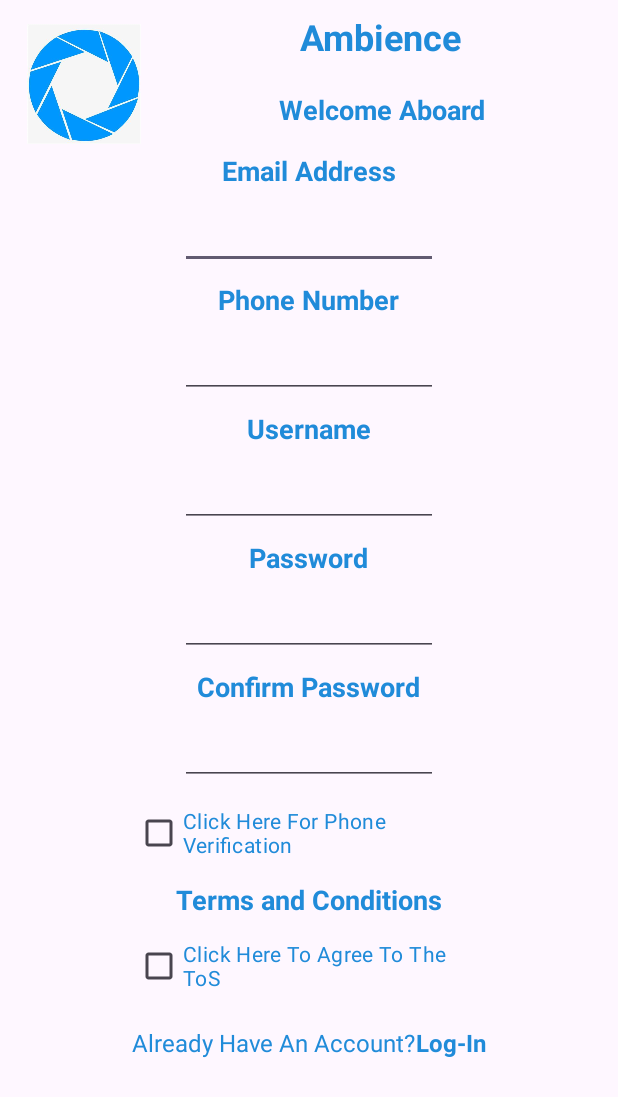
After one commit to AlexD136/Ambience, an Android app: the SignUpActivity screen opened directly, with no data from a screen before it, on a phone screen of 412 x 824 dp. The commit adds this screen. Shown: the top 1097 px of the screen. Run offline under Robolectric (Android 15) with nearby library versions, the light colour scheme and no system bars.

Commit message:
Sign Up page created

```diff
--- a/app/src/main/AndroidManifest.xml
+++ b/app/src/main/AndroidManifest.xml
@@ -23,6 +23,7 @@
         </activity>
         <activity android:name=".MenuScreenDCActivity" />
         <activity android:name=".SocialFeedActivity"/>
+        <activity android:name=".SignUpActivity"/>
     </application>
 
 </manifest>
--- a/app/src/main/java/com/example/ambience_v2/MainActivity.kt
+++ b/app/src/main/java/com/example/ambience_v2/MainActivity.kt
@@ -4,6 +4,7 @@ import android.content.Intent
 import android.os.Bundle
 import android.widget.Button
 import android.widget.EditText
+import android.widget.TextView
 import androidx.activity.enableEdgeToEdge
 import androidx.appcompat.app.AppCompatActivity
 import androidx.core.view.ViewCompat
@@ -19,7 +20,7 @@ class MainActivity : AppCompatActivity() {
             v.setPadding(systemBars.left, systemBars.top, systemBars.right, systemBars.bottom)
             insets
         }
-        val loginButton = findViewById<Button>(R.id.loginButton)
+        val loginButton = findViewById<TextView>(R.id.loginButton)
         loginButton.setOnClickListener {
             val usernameEditText = findViewById<EditText>(R.id.usernameEditText)
             val passwordEditText = findViewById<EditText>(R.id.passwordEditText)
@@ -37,5 +38,10 @@ class MainActivity : AppCompatActivity() {
                 // Show error message or handle incorrect credentials
             }
         }
+        val signUpTextView = findViewById<TextView>(R.id.signUpTextView)
+        signUpTextView.setOnClickListener {
+            val intent = Intent(this, SignUpActivity::class.java)
+            startActivity(intent)
+        }
     }
 }
--- /dev/null
+++ b/app/src/main/java/com/example/ambience_v2/SignUpActivity.kt
@@ -0,0 +1,25 @@
+package com.example.ambience_v2
+
+import android.content.Intent
+import android.os.Bundle
+import android.widget.TextView
+import androidx.appcompat.app.AppCompatActivity
+
+class SignUpActivity : AppCompatActivity() {
+    override fun onCreate(savedInstanceState: Bundle?) {
+        super.onCreate(savedInstanceState)
+        setContentView(R.layout.sign_up)
+
+        val loginTextView = findViewById<TextView>(R.id.loginTextView)
+
+        // Set an OnClickListener for the loginTextView
+        loginTextView.setOnClickListener {
+            // Create an Intent to navigate back to activity_main.xml
+            val intent = Intent(this, MainActivity::class.java)
+            // Start the MainActivity
+            startActivity(intent)
+            // Finish the current activity
+            finish()
+        }
+    }
+}
--- a/app/src/main/java/com/example/ambience_v2/SocialFeedActivity.kt
+++ b/app/src/main/java/com/example/ambience_v2/SocialFeedActivity.kt
@@ -1,12 +1,23 @@
 package com.example.ambience_v2
 
+import android.content.Intent
 import androidx.appcompat.app.AppCompatActivity
 import android.os.Bundle
+import android.widget.TextView
 import com.example.ambience_v2.R
 
 class SocialFeedActivity : AppCompatActivity() {
     override fun onCreate(savedInstanceState: Bundle?) {
         super.onCreate(savedInstanceState)
         setContentView(R.layout.social_feed)
+
+        val dailyChallengeTextView = findViewById<TextView>(R.id.dailyChallengeTextView)
+
+        // Set OnClickListener to the TextView
+        dailyChallengeTextView.setOnClickListener {
+            // When the TextView is clicked, start the SocialFeedActivity
+            val intent = Intent(this, MenuScreenDCActivity::class.java)
+            startActivity(intent)
+        }
     }
 }
--- a/app/src/main/res/layout/activity_main.xml
+++ b/app/src/main/res/layout/activity_main.xml
@@ -73,7 +73,7 @@
         android:layout_marginStart="24dp"/>
 
     <!-- Login Button -->
-    <Button
+    <TextView
         android:id="@+id/loginButton"
         android:layout_width="match_parent"
         android:layout_height="wrap_content"
@@ -81,11 +81,12 @@
         android:layout_marginStart="24dp"
         android:layout_marginTop="24dp"
         android:layout_marginEnd="24dp"
-        android:background="@drawable/button_outline"
-        android:backgroundTint="@color/light_grey"
+        android:background="@drawable/textbox"
         android:text="@string/log_in"
+        android:textSize="24sp"
+        android:textStyle="bold"
         android:textColor="@color/logo"
-        android:textColorLink="@color/light_grey" />
+        android:gravity="center"/>
 
     <!-- New User  -->
 
--- /dev/null
+++ b/app/src/main/res/layout/sign_up.xml
@@ -0,0 +1,210 @@
+<?xml version="1.0" encoding="utf-8"?>
+<RelativeLayout xmlns:android="http://schemas.android.com/apk/res/android"
+    android:layout_width="match_parent"
+    android:layout_height="match_parent">
+    <!-- Logo -->
+    <ImageView
+        android:id="@+id/apertureLogoImageView"
+        android:layout_width="80dp"
+        android:layout_height="80dp"
+        android:src="@drawable/aperturelogo"
+        android:layout_marginTop="16dp"
+        android:layout_marginStart="16dp"/>
+
+    <!-- Ambience -->
+    <TextView
+        android:id="@+id/apertureTextView"
+        android:layout_width="wrap_content"
+        android:layout_height="wrap_content"
+        android:layout_marginStart="104dp"
+        android:layout_marginTop="8dp"
+        android:layout_toEndOf="@id/apertureLogoImageView"
+        android:text="@string/ambience"
+        android:textColor="@color/logo"
+        android:textSize="24sp"
+        android:textStyle="bold"/>
+
+    <!-- Community Through Photography -->
+    <TextView
+        android:id="@+id/welcomeAboardTextView"
+        android:layout_width="wrap_content"
+        android:layout_height="wrap_content"
+        android:layout_below="@id/apertureTextView"
+        android:layout_marginStart="90dp"
+        android:layout_marginTop="20dp"
+        android:layout_toEndOf="@id/apertureLogoImageView"
+        android:text="@string/welcome"
+        android:textColor="@color/logo"
+        android:textSize="18sp"
+        android:textStyle="bold"/>
+
+    <!-- Email Address -->
+    <TextView
+        android:id="@+id/emailAddressTextView"
+        android:layout_width="wrap_content"
+        android:layout_height="wrap_content"
+        android:layout_below="@id/welcomeAboardTextView"
+        android:layout_centerHorizontal="true"
+        android:layout_marginTop="16dp"
+        android:text="@string/email"
+        android:textSize="18sp"
+        android:textStyle="bold"
+        android:textColor="@color/logo"/>
+
+    <EditText
+        android:id="@+id/emailAddressEditText"
+        android:layout_width="200dp"
+        android:layout_height="wrap_content"
+        android:layout_below="@id/emailAddressTextView"
+        android:layout_marginHorizontal="120dp"
+        android:layout_marginTop="8dp"
+        android:inputType="textEmailAddress"/>
+
+    <!-- Phone Number -->
+    <TextView
+        android:id="@+id/phoneNumberTextView"
+        android:layout_width="wrap_content"
+        android:layout_height="wrap_content"
+        android:layout_below="@id/emailAddressEditText"
+        android:layout_centerHorizontal="true"
+        android:layout_marginTop="8dp"
+        android:text="@string/phone"
+        android:textSize="18sp"
+        android:textStyle="bold"
+        android:textColor="@color/logo"/>
+
+    <EditText
+        android:id="@+id/phoneNumberEditText"
+        android:layout_width="200dp"
+        android:layout_height="wrap_content"
+        android:layout_below="@id/phoneNumberTextView"
+        android:layout_marginHorizontal="120dp"
+        android:layout_marginTop="8dp"
+        android:inputType="phone"/>
+
+    <!-- Username -->
+    <TextView
+        android:id="@+id/usernameTextView"
+        android:layout_width="wrap_content"
+        android:layout_height="wrap_content"
+        android:layout_below="@id/phoneNumberEditText"
+        android:layout_centerHorizontal="true"
+        android:layout_marginTop="8dp"
+        android:text="@string/username_hint"
+        android:textSize="18sp"
+        android:textStyle="bold"
+        android:textColor="@color/logo"/>
+
+    <EditText
+        android:id="@+id/usernameEditText"
+        android:layout_width="200dp"
+        android:layout_height="wrap_content"
+        android:layout_below="@id/usernameTextView"
+        android:layout_marginHorizontal="120dp"
+        android:layout_marginTop="8dp"
+        android:inputType="text"/>
+
+    <!-- Password -->
+    <TextView
+        android:id="@+id/passwordTextView"
+        android:layout_width="wrap_content"
+        android:layout_height="wrap_content"
+        android:layout_below="@id/usernameEditText"
+        android:layout_centerHorizontal="true"
+        android:layout_marginTop="8dp"
+        android:text="@string/password_hint"
+        android:textSize="18sp"
+        android:textStyle="bold"
+        android:textColor="@color/logo"/>
+
+    <EditText
+        android:id="@+id/passwordEditText"
+        android:layout_width="200dp"
+        android:layout_height="wrap_content"
+        android:layout_below="@id/passwordTextView"
+        android:layout_marginHorizontal="120dp"
+        android:layout_marginTop="8dp"
+        android:inputType="textPassword"/>
+
+    <!-- Confirm Password -->
+    <TextView
+        android:id="@+id/confirmPasswordTextView"
+        android:layout_width="wrap_content"
+        android:layout_height="wrap_content"
+        android:layout_below="@id/passwordEditText"
+        android:layout_centerHorizontal="true"
+        android:layout_marginTop="8dp"
+        android:text="@string/con_pass"
+        android:textSize="18sp"
+        android:textStyle="bold"
+        android:textColor="@color/logo"/>
+
+    <EditText
+        android:id="@+id/confirmPasswordEditText"
+        android:layout_width="200dp"
+        android:layout_height="wrap_content"
+        android:layout_below="@id/confirmPasswordTextView"
+        android:layout_marginHorizontal="120dp"
+        android:layout_marginTop="8dp"
+        android:inputType="textPassword"/>
+
+    <!-- Phone Verification CheckBox -->
+    <CheckBox
+        android:id="@+id/phoneVerificationCheckBox"
+        android:layout_width="wrap_content"
+        android:layout_height="wrap_content"
+        android:layout_below="@id/confirmPasswordEditText"
+        android:layout_marginHorizontal="90dp"
+        android:layout_marginTop="8dp"
+        android:text="@string/phone_ver"
+        android:textColor="@color/logo"/>
+
+    <!-- Terms and Conditions TextView -->
+    <TextView
+        android:id="@+id/termsAndConditionsTextView"
+        android:layout_width="wrap_content"
+        android:layout_height="wrap_content"
+        android:layout_below="@id/phoneVerificationCheckBox"
+        android:layout_centerHorizontal="true"
+        android:layout_marginTop="8dp"
+        android:text="@string/ter_con"
+        android:textSize="18sp"
+        android:textStyle="bold"
+        android:textColor="@color/logo"/>
+
+    <!-- Terms and Conditions Agreement CheckBox -->
+    <CheckBox
+        android:id="@+id/termsAndConditionsCheckBox"
+        android:layout_width="wrap_content"
+        android:layout_height="wrap_content"
+        android:layout_below="@id/termsAndConditionsTextView"
+        android:layout_marginHorizontal="90dp"
+        android:layout_marginTop="8dp"
+        android:text="@string/tos"
+        android:textColor="@color/logo"/>
+
+    <LinearLayout
+        android:layout_width="wrap_content"
+        android:layout_height="wrap_content"
+        android:layout_below="@id/termsAndConditionsCheckBox"
+        android:layout_centerHorizontal="true"
+        android:orientation="horizontal"
+        android:layout_marginTop="16dp">
+
+        <TextView
+            android:layout_width="wrap_content"
+            android:layout_height="wrap_content"
+            android:text="@string/account"
+            android:textSize="16sp"
+            android:textColor="@color/logo"/>
+
+        <TextView
+            android:id="@+id/loginTextView"
+            android:layout_width="wrap_content"
+            android:layout_height="wrap_content"
+            android:text="@string/log_in"
+            android:textSize="16sp"
+            android:textStyle="bold"
+            android:textColor="@color/logo"/>
+    </LinearLayout>
+</RelativeLayout>
--- a/app/src/main/res/layout/social_feed.xml
+++ b/app/src/main/res/layout/social_feed.xml
@@ -226,8 +226,8 @@
         android:padding="8dp" />
 
     <!-- Compose Message Button -->
-    <Button
-        android:id="@+id/composeMessageButton"
+    <TextView
+        android:id="@+id/composeMessageText"
         android:layout_width="200dp"
         android:layout_height="50dp"
         android:text="@string/comp_mess"
@@ -235,7 +235,11 @@
         android:layout_marginTop="300dp"
         android:layout_toEndOf="@id/friendList"
         android:textColor="@color/logo"
-        android:padding="12dp"/>
+        android:textStyle="bold"
+        android:textSize="18sp"
+        android:background="@drawable/textbox"
+        android:padding="12dp"
+        android:gravity="center"/>
 
     <!-- Total Friends -->
     <TextView
@@ -268,7 +272,7 @@
         android:layout_height="50dp"
         android:src="@drawable/mailicon"
         android:layout_toEndOf="@id/textTotalFriendsCount"
-        android:layout_alignTop="@id/composeMessageButton"
+        android:layout_alignTop="@id/composeMessageText"
         android:layout_marginTop="60dp"
         android:layout_marginStart="10dp"/>
 
--- a/app/src/main/res/values/strings.xml
+++ b/app/src/main/res/values/strings.xml
@@ -31,4 +31,12 @@
     <string name="react">React</string>
     <string name="comment">Comment</string>
     <string name="report">Report</string>
+    <string name="welcome">Welcome Aboard</string>
+    <string name="email">Email Address</string>
+    <string name="phone">Phone Number</string>
+    <string name="con_pass">Confirm Password</string>
+    <string name="phone_ver">Click Here For Phone Verification</string>
+    <string name="ter_con">Terms and Conditions</string>
+    <string name="tos">Click Here To Agree To The ToS</string>
+    <string name="account">Already Have An Account? </string>
 </resources>
```
Also changed, not shown: app/src/main/java/com/example/ambience_v2/MenuScreenDCActivity.kt (renamed from app/src/main/java/com/example/ambience_v2/MenuScreenDCAvtivity.kt).
